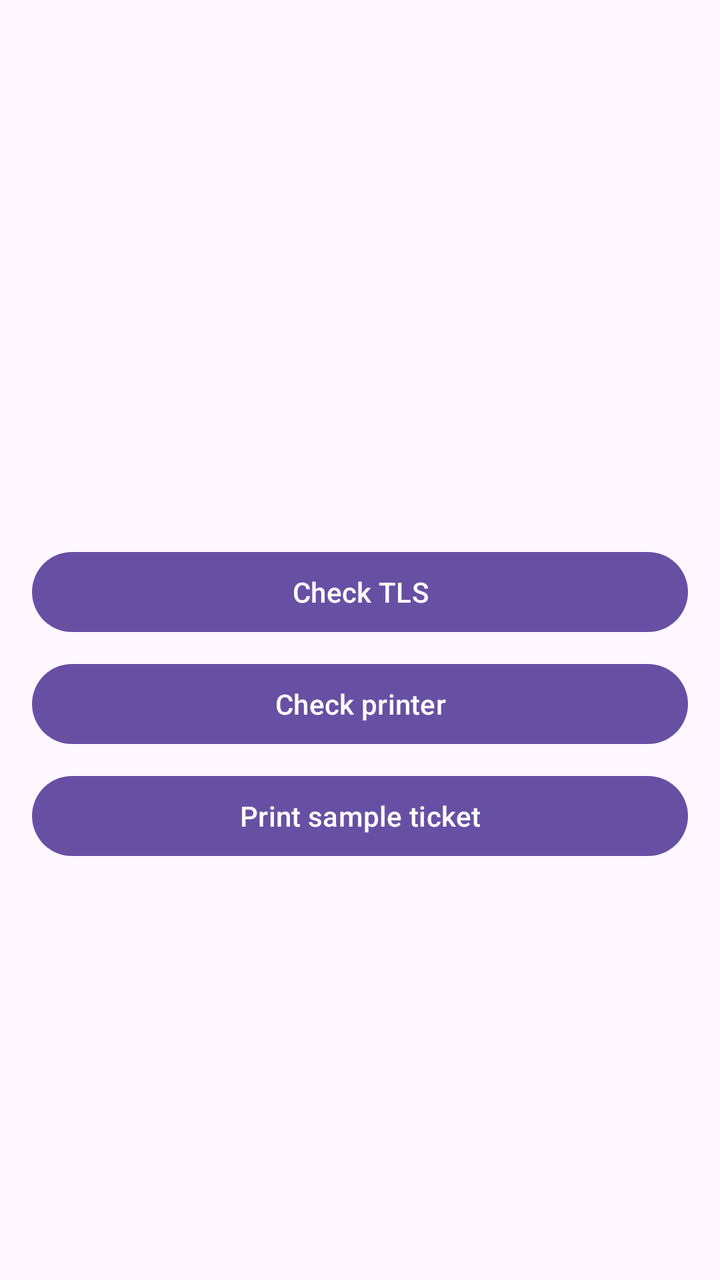
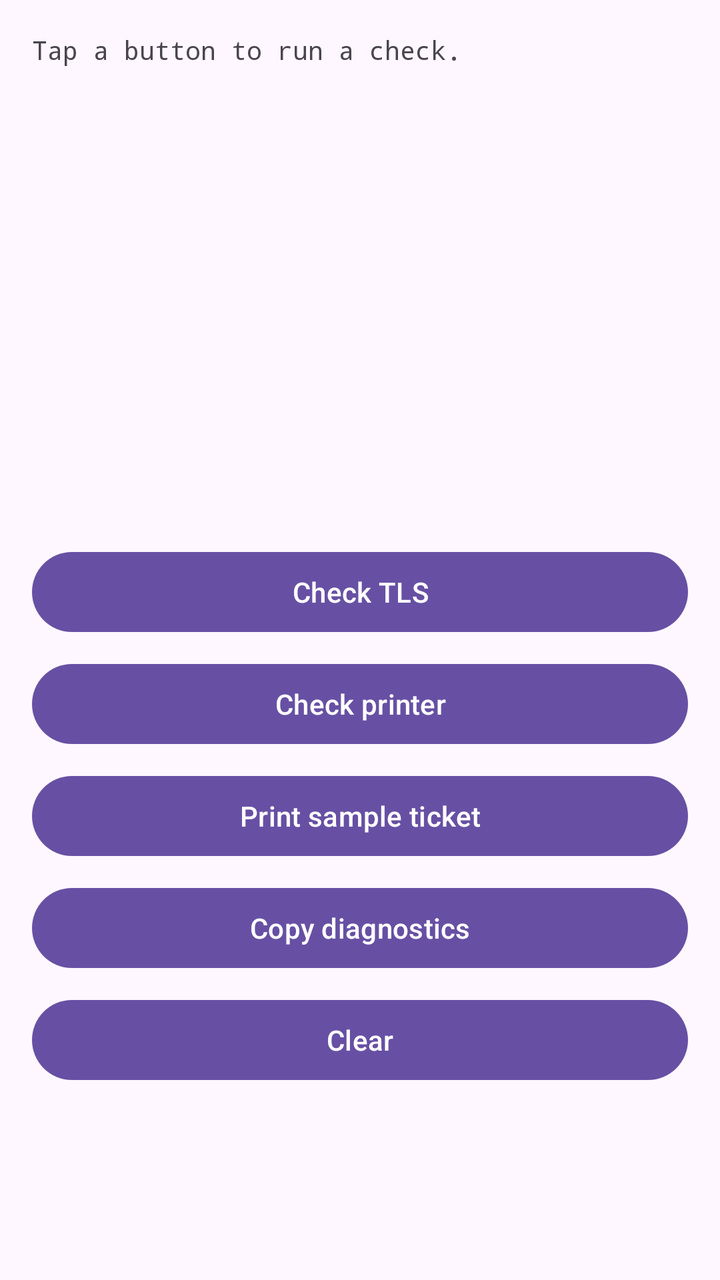

Screens rendered from an Android XML layout before and after an edit, with the pre-edit source and the edit as a unified diff.
<!-- AndroidManifest.xml: application theme Theme.Material3.DayNight.NoActionBar -->
<!-- res/layout/activity_main.xml -->
<?xml version="1.0" encoding="utf-8"?>
<ScrollView xmlns:android="http://schemas.android.com/apk/res/android"
    android:layout_width="match_parent"
    android:layout_height="match_parent"
    android:fillViewport="true">

    <LinearLayout
        android:layout_width="match_parent"
        android:layout_height="wrap_content"
        android:orientation="vertical"
        android:padding="16dp">

        <TextView
            android:id="@+id/statusText"
            android:layout_width="match_parent"
            android:layout_height="wrap_content"
            android:fontFamily="monospace"
            android:minHeight="240dp"
            android:textIsSelectable="true"
            android:textSize="13sp" />

        <Button
            android:id="@+id/checkTlsButton"
            android:layout_width="match_parent"
            android:layout_height="wrap_content"
            android:layout_marginTop="16dp"
            android:text="Check TLS" />

        <Button
            android:id="@+id/checkPrinterButton"
            android:layout_width="match_parent"
            android:layout_height="wrap_content"
            android:layout_marginTop="8dp"
            android:text="Check printer" />

        <Button
            android:id="@+id/printTicketButton"
            android:layout_width="match_parent"
            android:layout_height="wrap_content"
            android:layout_marginTop="8dp"
            android:text="Print sample ticket" />

    </LinearLayout>

</ScrollView>
<!-- resources referenced by this layout -->
<resources>

</resources>

<!-- the commit's change to res/layout/activity_main.xml (unified diff, before → after) -->
@@ -1,5 +1,6 @@
 <?xml version="1.0" encoding="utf-8"?>
 <ScrollView xmlns:android="http://schemas.android.com/apk/res/android"
+    android:id="@+id/statusScroll"
     android:layout_width="match_parent"
     android:layout_height="match_parent"
     android:fillViewport="true">
@@ -16,6 +17,7 @@
             android:layout_height="wrap_content"
             android:fontFamily="monospace"
             android:minHeight="240dp"
+            android:text="@string/status_placeholder"
             android:textIsSelectable="true"
             android:textSize="13sp" />
 
@@ -24,21 +26,35 @@
             android:layout_width="match_parent"
             android:layout_height="wrap_content"
             android:layout_marginTop="16dp"
-            android:text="Check TLS" />
+            android:text="@string/check_tls" />
 
         <Button
             android:id="@+id/checkPrinterButton"
             android:layout_width="match_parent"
             android:layout_height="wrap_content"
             android:layout_marginTop="8dp"
-            android:text="Check printer" />
+            android:text="@string/check_printer" />
 
         <Button
             android:id="@+id/printTicketButton"
             android:layout_width="match_parent"
             android:layout_height="wrap_content"
             android:layout_marginTop="8dp"
-            android:text="Print sample ticket" />
+            android:text="@string/print_sample" />
+
+        <Button
+            android:id="@+id/copyDiagnosticsButton"
+            android:layout_width="match_parent"
+            android:layout_height="wrap_content"
+            android:layout_marginTop="8dp"
+            android:text="@string/copy_diagnostics" />
+
+        <Button
+            android:id="@+id/clearButton"
+            android:layout_width="match_parent"
+            android:layout_height="wrap_content"
+            android:layout_marginTop="8dp"
+            android:text="@string/clear_log" />
 
     </LinearLayout>
 
<!-- resource entries referenced after the edit -->
@@ -1,5 +1,10 @@
 <!-- resources referenced by this layout -->
 <resources>
-
+  <string name="check_printer">Check printer</string>
+  <string name="check_tls">Check TLS</string>
+  <string name="clear_log">Clear</string>
+  <string name="copy_diagnostics">Copy diagnostics</string>
+  <string name="print_sample">Print sample ticket</string>
+  <string name="status_placeholder">Tap a button to run a check.</string>
 </resources>
 
